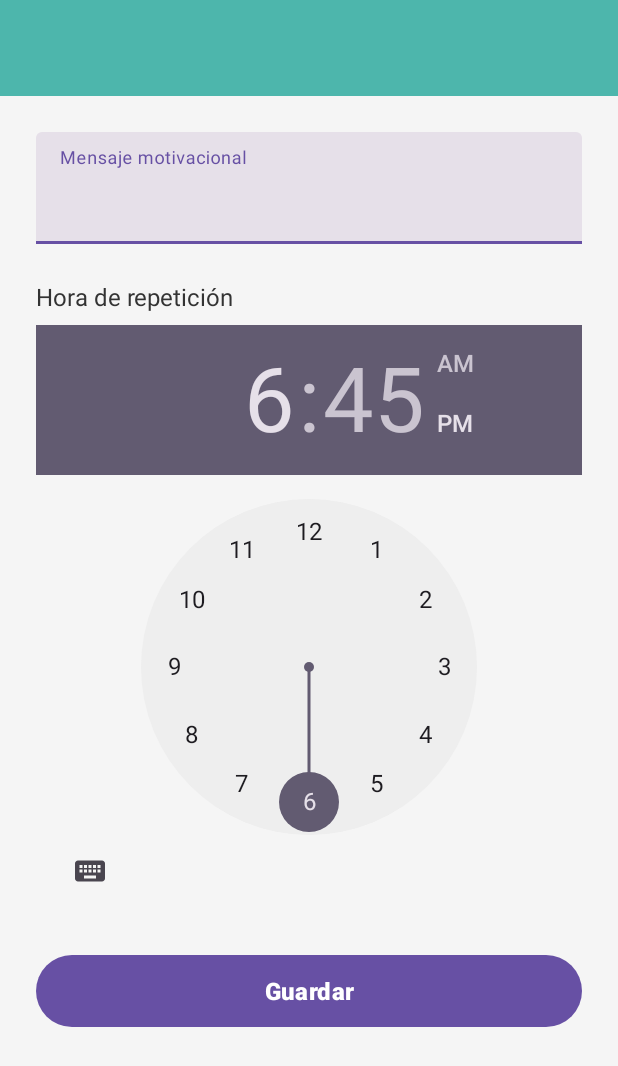
After one commit to Kotrixx/LAB5_20206331, an Android app: the layout activity_settings.xml on its own in the app's theme, with its tools: preview values and no code run, on a phone screen of 412 x 824 dp. The commit adds this screen. Shown: the top 1066 px of the screen. Run offline under Robolectric (Android 15) with nearby library versions, the phone set to English and light mode, and no system bars.

Commit message:
1) listo

```diff
--- /dev/null
+++ b/app/src/main/res/layout/activity_settings.xml
@@ -0,0 +1,69 @@
+<?xml version="1.0" encoding="utf-8"?>
+<LinearLayout xmlns:android="http://schemas.android.com/apk/res/android"
+    android:layout_width="match_parent"
+    android:layout_height="match_parent"
+    android:orientation="vertical"
+    android:background="#F5F5F5">
+
+    <!-- Toolbar simple -->
+    <androidx.appcompat.widget.Toolbar
+        android:id="@+id/toolbar"
+        android:layout_width="match_parent"
+        android:layout_height="?attr/actionBarSize"
+        android:background="#4DB6AC"
+        android:title="Configuraciones"
+        android:titleTextColor="@android:color/white" />
+
+    <LinearLayout
+        android:layout_width="match_parent"
+        android:layout_height="wrap_content"
+        android:orientation="vertical"
+        android:padding="24dp">
+
+        <!-- Campo mensaje motivacional -->
+        <com.google.android.material.textfield.TextInputLayout
+            android:id="@+id/til_motivational_message"
+            android:layout_width="match_parent"
+            android:layout_height="wrap_content"
+            android:hint="Mensaje motivacional"
+            style="@style/Widget.Material3.TextInputLayout.FilledBox"
+            android:layout_marginBottom="24dp">
+
+            <com.google.android.material.textfield.TextInputEditText
+                android:id="@+id/et_motivational_message"
+                android:layout_width="match_parent"
+                android:layout_height="wrap_content"
+                android:inputType="textMultiLine"
+                android:minLines="2"
+                android:maxLines="4" />
+        </com.google.android.material.textfield.TextInputLayout>
+
+        <!-- Etiqueta para TimePicker -->
+        <TextView
+            android:layout_width="wrap_content"
+            android:layout_height="wrap_content"
+            android:text="Hora de repetición"
+            android:textSize="16sp"
+            android:textColor="#333333"
+            android:layout_marginBottom="8dp" />
+
+        <!-- TimePicker para hora -->
+        <TimePicker
+            android:id="@+id/time_picker_reminder"
+            android:layout_width="wrap_content"
+            android:layout_height="wrap_content" />
+
+        <!-- Botón guardar -->
+        <Button
+            android:id="@+id/btn_save"
+            android:layout_width="match_parent"
+            android:layout_height="48dp"
+            android:text="Guardar"
+            android:textColor="@android:color/white"
+            android:background="@drawable/button_rounded_teal"
+            android:textSize="16sp"
+            android:textStyle="bold"
+            android:layout_marginTop="32dp" />
+    </LinearLayout>
+
+</LinearLayout>
```
Also changed, not shown: app/src/main/java/com/example/lab5_20206331/MainActivity.java (+39 -2 lines), app/src/main/java/com/example/lab5_20206331/SettingsActivity.java (+55 -0 lines), app/src/main/java/com/example/lab5_20206331/UserPreferences.java (+19 -1 lines).
